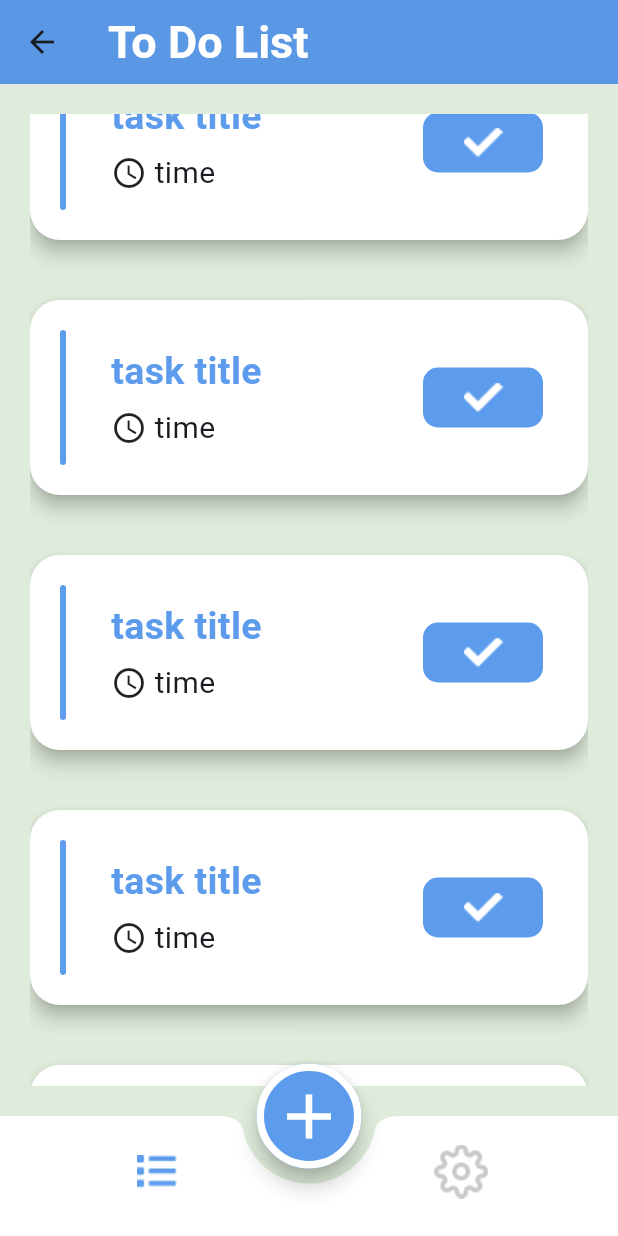
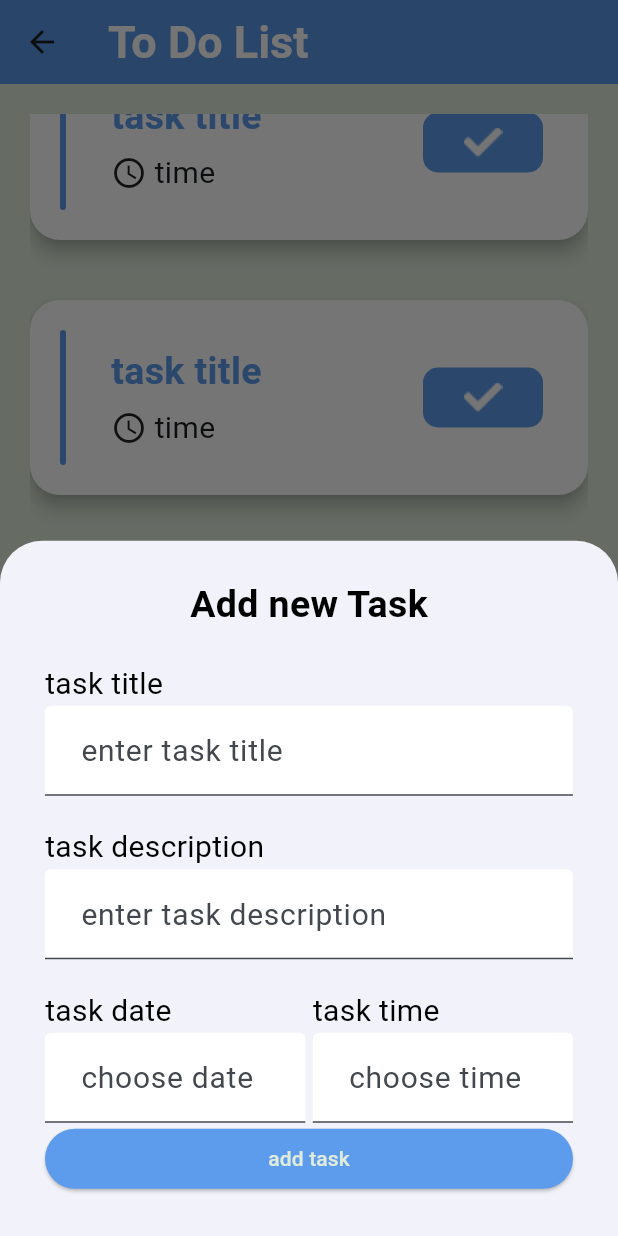
Before and after one commit to yousfraafat/todo, a Flutter app: the HomeScreen screen opened by its route, scrolled down 576 dp, after a tap on the "add" icon, on a phone screen of 412 x 824 dp. Run offline on Flutter 3.47's test engine with Material 3 defaults, Android fonts, the phone set to English and light mode, and no system bars; drawn by our look-alikes of flutter_slidable; our stand-ins replace cloud_firestore, email_validator, firebase_auth, firebase_core; accounts and stored records are empty.

Commit message:
feat: add task ui

```diff
--- /dev/null
+++ b/devtools_options.yaml
@@ -0,0 +1,3 @@
+description: This file stores settings for Dart & Flutter DevTools.
+documentation: https://docs.flutter.dev/tools/devtools/extensions#configure-extension-enablement-states
+extensions:
--- /dev/null
+++ b/lib/common/date_time_text_field.dart
@@ -0,0 +1,63 @@
+import 'package:flutter/material.dart';
+
+import 'my_text_field.dart';
+
+class DateTimeTextField extends StatefulWidget {
+  String title;
+  String hint;
+  VoidCallback onPress;
+  Validator? validator;
+  TextEditingController? controller;
+
+  DateTimeTextField({
+    super.key,
+    required this.onPress,
+    required this.title,
+    required this.hint,
+    this.controller,
+    this.validator,
+  });
+
+  @override
+  State<DateTimeTextField> createState() => _DateTimeTextFieldState();
+}
+
+class _DateTimeTextFieldState extends State<DateTimeTextField> {
+  @override
+  Widget build(BuildContext context) {
+    return Container(
+      margin: EdgeInsets.only(top: 20),
+      child: Column(
+        crossAxisAlignment: CrossAxisAlignment.start,
+        children: [
+          Text(
+            widget.title,
+            style: TextStyle(color: Colors.black, fontSize: 20),
+          ),
+          TextFormField(
+            readOnly: true,
+            onTap: () {
+              widget.onPress.call();
+            },
+            validator: widget.validator,
+            decoration: InputDecoration(
+              errorStyle: TextStyle(fontSize: 20),
+              focusedBorder: UnderlineInputBorder(
+                borderSide: BorderSide(color: Colors.black, width: 2),
+              ),
+              filled: true,
+              fillColor: Colors.white,
+              hintText: widget.hint,
+              hintStyle: TextStyle(fontSize: 20),
+              contentPadding: EdgeInsets.symmetric(
+                vertical: 15,
+                horizontal: 20,
+              ),
+            ),
+            controller: widget.controller,
+          ),
+        ],
+      ),
+    );
+  }
+}
--- /dev/null
+++ b/lib/common/task_text_field.dart
@@ -0,0 +1,53 @@
+import 'package:flutter/material.dart';
+
+import 'my_text_field.dart';
+
+class TaskTextField extends StatelessWidget {
+  String title;
+  String hint;
+  int lines;
+  Validator? validator;
+  TextEditingController? controller;
+
+  TaskTextField({
+    super.key,
+    required this.title,
+    required this.hint,
+    this.lines = 1,
+    this.controller,
+    this.validator,
+  });
+
+  @override
+  Widget build(BuildContext context) {
+    return Container(
+      margin: EdgeInsets.only(top: 20),
+      child: Column(
+        crossAxisAlignment: CrossAxisAlignment.start,
+        children: [
+          Text(title, style: TextStyle(color: Colors.black, fontSize: 20)),
+          TextFormField(
+            minLines: 1,
+            maxLines: lines,
+            validator: validator,
+            decoration: InputDecoration(
+              errorStyle: TextStyle(fontSize: 20),
+              focusedBorder: UnderlineInputBorder(
+                borderSide: BorderSide(color: Colors.black, width: 2),
+              ),
+              filled: true,
+              fillColor: Colors.white,
+              hintText: hint,
+              hintStyle: TextStyle(fontSize: 20),
+              contentPadding: EdgeInsets.symmetric(
+                vertical: 15,
+                horizontal: 20,
+              ),
+            ),
+            controller: controller,
+          ),
+        ],
+      ),
+    );
+  }
+}
--- a/lib/main.dart
+++ b/lib/main.dart
@@ -1,13 +1,13 @@
 import 'package:firebase_core/firebase_core.dart';
 import 'package:flutter/material.dart';
 import 'package:provider/provider.dart';
-import 'package:todo/home_screen.dart';
 import 'package:todo/my_theme.dart';
 import 'package:todo/providers/app_auth_provider.dart';
+import 'package:todo/screens/home_screen/home_screen.dart';
 
 import 'firebase_options.dart';
-import 'login_screens/login_screen.dart';
-import 'login_screens/register_screen.dart';
+import 'screens/login_screen.dart';
+import 'screens/register_screen.dart';
 
 Future<void> main() async {
   WidgetsFlutterBinding.ensureInitialized();
--- a/lib/my_theme.dart
+++ b/lib/my_theme.dart
@@ -4,6 +4,32 @@ class MyTheme {
   static final Color lightSecondary = Color(0xffDFECDB);
   static final Color lightPrimary = Color(0xff5D9CEC);
   static final ThemeData lightTheme = ThemeData(
+    elevatedButtonTheme: ElevatedButtonThemeData(
+      style: ElevatedButton.styleFrom(backgroundColor: lightPrimary),
+    ),
+    timePickerTheme: TimePickerThemeData(
+      dayPeriodColor: lightPrimary,
+      dialBackgroundColor: lightSecondary,
+      dialHandColor: lightPrimary,
+      cancelButtonStyle: ElevatedButton.styleFrom(
+        backgroundColor: lightPrimary,
+      ),
+      confirmButtonStyle: ElevatedButton.styleFrom(
+        backgroundColor: lightPrimary,
+      ),
+    ),
+    datePickerTheme: DatePickerThemeData(
+      dayForegroundColor: WidgetStatePropertyAll(Colors.black),
+      headerForegroundColor: Colors.white,
+      headerBackgroundColor: lightPrimary,
+      todayForegroundColor: WidgetStatePropertyAll(Colors.black),
+      cancelButtonStyle: ElevatedButton.styleFrom(
+        backgroundColor: lightPrimary,
+      ),
+      confirmButtonStyle: ElevatedButton.styleFrom(
+        backgroundColor: lightPrimary,
+      ),
+    ),
     appBarTheme: AppBarTheme(
       backgroundColor: lightPrimary,
       titleTextStyle: TextStyle(
--- a/lib/providers/app_auth_provider.dart
+++ b/lib/providers/app_auth_provider.dart
@@ -18,6 +18,7 @@ class AppAuthProvider extends ChangeNotifier {
     if (user != null) {
       tabTitle = 'welcome: ${user!.userName!}';
     }
+    notifyListeners();
     return;
   }
 
@@ -33,7 +34,7 @@ class AppAuthProvider extends ChangeNotifier {
     return currentUser != null;
   }
 
-  void login(User newUser, String uid) {
+  Future<void> login(User newUser, String uid) async {
     currentUser = newUser;
     signInWithUid(uid);
   }
@@ -74,6 +75,7 @@ class AppAuthProvider extends ChangeNotifier {
 
   Future<void> signInWithUid(String uid) async {
     user = await usersCollection.getUser(uid);
+    await getTabTitle();
     notifyListeners();
   }
 }
--- a/lib/home_screen.dart
+++ b/lib/screens/home_screen/home_screen.dart
@@ -1,8 +1,9 @@
 import 'package:flutter/material.dart';
 import 'package:provider/provider.dart';
 import 'package:todo/providers/app_auth_provider.dart';
-import 'package:todo/tabs/settings_tab/settings_tab.dart';
-import 'package:todo/tabs/todo_list_tab/todo_list_tab.dart';
+import 'package:todo/screens/home_screen/tabs/settings_tab/settings_tab.dart';
+import 'package:todo/screens/home_screen/tabs/todo_list_tab/add_task_bottom_sheet.dart';
+import 'package:todo/screens/home_screen/tabs/todo_list_tab/todo_list_tab.dart';
 
 class HomeScreen extends StatefulWidget {
   static const String routeName = 'home';
@@ -24,6 +25,7 @@ class _HomeScreenState extends State<HomeScreen> {
     AppAuthProvider authProvider = Provider.of<AppAuthProvider>(context);
     tabsTitles[0] = authProvider.tabTitle;
     return Scaffold(
+      resizeToAvoidBottomInset: false,
       backgroundColor: Color(0xffDFECDB),
       appBar: AppBar(
         title: Text(tabsTitles[selectedIndex]),
@@ -34,7 +36,9 @@ class _HomeScreenState extends State<HomeScreen> {
         height: 70,
         width: 70,
         child: FloatingActionButton(
-          onPressed: () {},
+          onPressed: () {
+            showAddTaskBottomSheet(context);
+          },
           child: Icon(Icons.add, color: Colors.white, size: 50),
         ),
       ),
@@ -62,4 +66,11 @@ class _HomeScreenState extends State<HomeScreen> {
       ),
     );
   }
+
+  void showAddTaskBottomSheet(BuildContext context) {
+    showModalBottomSheet(
+      context: context,
+      builder: (context) => AddTaskBottomSheet(),
+    );
+  }
 }
--- a/lib/tabs/settings_tab/setting_drawer.dart
+++ b/lib/screens/home_screen/tabs/settings_tab/setting_drawer.dart
@@ -1,6 +1,6 @@
 import 'package:flutter/material.dart';
 
-import '../../my_theme.dart';
+import '../../../../my_theme.dart';
 
 class SettingDrawer extends StatelessWidget {
   String text;
--- a/lib/tabs/settings_tab/settings_tab.dart
+++ b/lib/screens/home_screen/tabs/settings_tab/settings_tab.dart
@@ -3,10 +3,10 @@ import 'package:provider/provider.dart';
 import 'package:todo/common/app_dialogs.dart';
 import 'package:todo/my_theme.dart';
 import 'package:todo/providers/app_auth_provider.dart';
-import 'package:todo/tabs/settings_tab/setting_drawer.dart';
+import 'package:todo/screens/home_screen/tabs/settings_tab/setting_drawer.dart';
 
-import '../../login_screens/login_screen.dart';
-import '../../login_screens/register_screen.dart';
+import '../../../login_screen.dart';
+import '../../../register_screen.dart';
 
 class SettingsTab extends StatelessWidget {
   static const String tabTitle = 'Settings';
--- /dev/null
+++ b/lib/screens/home_screen/tabs/todo_list_tab/add_task_bottom_sheet.dart
@@ -0,0 +1,151 @@
+import 'package:flutter/material.dart';
+import 'package:todo/common/app_dialogs.dart';
+import 'package:todo/common/task_text_field.dart';
+
+import '../../../../common/date_time_text_field.dart';
+
+class AddTaskBottomSheet extends StatefulWidget {
+  const AddTaskBottomSheet({super.key});
+
+  @override
+  State<AddTaskBottomSheet> createState() => _AddTaskBottomSheetState();
+}
+
+class _AddTaskBottomSheetState extends State<AddTaskBottomSheet> {
+  GlobalKey<FormState> formKey = GlobalKey<FormState>();
+  TextEditingController title = TextEditingController();
+  TextEditingController description = TextEditingController();
+
+  @override
+  Widget build(BuildContext context) {
+    return Padding(
+      padding: const EdgeInsets.symmetric(horizontal: 30, vertical: 25),
+      child: Form(
+        key: formKey,
+        child: Column(
+          crossAxisAlignment: CrossAxisAlignment.stretch,
+          children: [
+            Center(
+              child: Text(
+                'Add new Task',
+                style: TextStyle(
+                  color: Colors.black,
+                  fontSize: 25,
+                  fontWeight: FontWeight.bold,
+                ),
+              ),
+            ),
+            TaskTextField(
+              controller: title,
+              title: 'task title',
+              hint: 'enter task title',
+              validator: (text) {
+                if (text == null || text.trim().isEmpty) {
+                  return 'please enter task title';
+                }
+                return null;
+              },
+            ),
+            TaskTextField(
+              controller: description,
+              title: 'task description',
+              hint: 'enter task description',
+              lines: 3,
+              validator: (text) {
+                if (text == null || text.trim().isEmpty) {
+                  return 'please enter task description';
+                }
+                return null;
+              },
+            ),
+            Row(
+              children: [
+                Expanded(
+                  child: DateTimeTextField(
+                    title: 'task date',
+                    hint:
+                        selectedDate == null
+                            ? 'choose date'
+                            : '${selectedDate!.year}/${selectedDate!.month}/${selectedDate!.day}',
+                    onPress: () {
+                      showDatePickerDialog();
+                    },
+                  ),
+                ),
+                SizedBox(width: 5),
+                Expanded(
+                  child: DateTimeTextField(
+                    title: 'task time',
+                    hint:
+                        selectedTime == null
+                            ? 'choose time'
+                            : '${selectedTime!.hour}:${selectedTime!.minute}',
+                    onPress: () {
+                      showTimePickerDialog();
+                    },
+                  ),
+                ),
+              ],
+            ),
+            ElevatedButton(
+              onPressed: () {
+                addTask();
+              },
+              child: Text('add task'),
+            ),
+          ],
+        ),
+      ),
+    );
+  }
+
+  DateTime? selectedDate;
+
+  Future<void> showDatePickerDialog() async {
+    var date = await showDatePicker(
+      context: context,
+      initialDate: selectedDate ?? DateTime.now(),
+      firstDate: DateTime.now(),
+      lastDate: DateTime.now().add(Duration(days: 365)),
+      cancelText: 'cancel',
+      confirmText: 'ok',
+    );
+    if (date == null) return;
+    setState(() {
+      selectedDate = date;
+    });
+  }
+
+  TimeOfDay? selectedTime;
+
+  Future<void> showTimePickerDialog() async {
+    var time = await showTimePicker(
+      context: context,
+      initialTime: selectedTime ?? TimeOfDay.now(),
+    );
+    if (time == null) return;
+    setState(() {
+      selectedTime = time;
+    });
+  }
+
+  void addTask() {
+    if (formKey.currentState!.validate() == false) return;
+    if (selectedDate == null) {
+      showMessageDialog(
+        context: context,
+        message: 'please choose task date',
+        posButtonText: 'ok',
+      );
+      return;
+    }
+    if (selectedTime == null) {
+      showMessageDialog(
+        context: context,
+        message: 'please choose task time',
+        posButtonText: 'ok',
+      );
+      return;
+    }
+  }
+}
--- a/lib/tabs/todo_list_tab/todo_list_tab.dart
+++ b/lib/screens/home_screen/tabs/todo_list_tab/todo_list_tab.dart
@@ -1,5 +1,5 @@
 import 'package:flutter/material.dart';
-import 'package:todo/tabs/todo_list_tab/task_item.dart';
+import 'package:todo/screens/home_screen/tabs/todo_list_tab/task_item.dart';
 
 class TodoListTab extends StatefulWidget {
   static const String tabTitle = 'To Do List';
```
Also changed, not shown: lib/screens/login_screen.dart (renamed from lib/login_screens/register_screen.dart, +37 -72 lines), lib/screens/register_screen.dart (renamed from lib/login_screens/login_screen.dart, +72 -37 lines), lib/screens/home_screen/tabs/todo_list_tab/task_item.dart (renamed from lib/tabs/todo_list_tab/task_item.dart).
